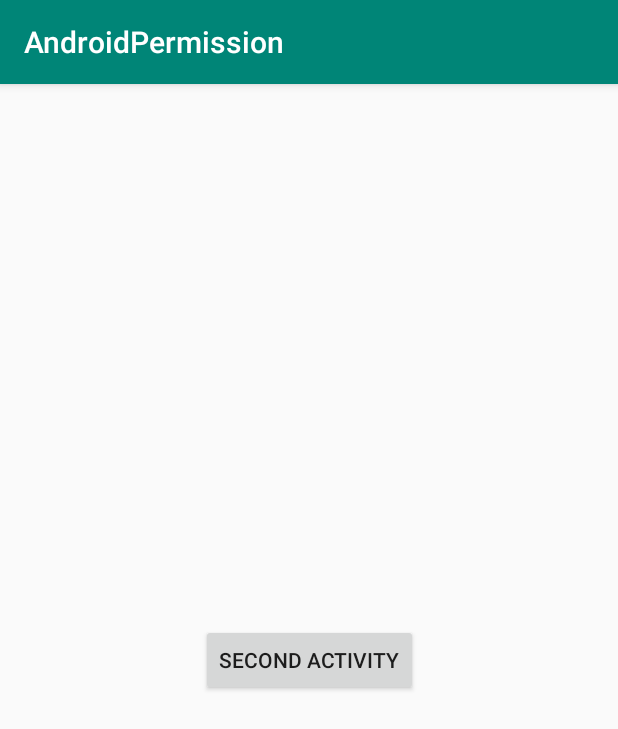
After one commit to leaderliang/AndroidPractice, an Android app: the SecondActivity screen opened directly, with no data from a screen before it, on a phone screen of 412 x 824 dp. The commit adds this screen. Shown: the top 729 px of the screen. Run offline under Robolectric (Android 15) with nearby library versions, the phone set to English and light mode, and no system bars.

Commit message:
跨 app 跳转 activity 的三种方式

```diff
--- /dev/null
+++ b/AndroidPermission/src/main/java/com/android/permission/SecondActivity.java
@@ -0,0 +1,14 @@
+package com.android.permission;
+
+import android.os.Bundle;
+
+import androidx.appcompat.app.AppCompatActivity;
+
+public class SecondActivity extends AppCompatActivity {
+
+    @Override
+    protected void onCreate(Bundle savedInstanceState) {
+        super.onCreate(savedInstanceState);
+        setContentView(R.layout.activity_second);
+    }
+}
--- /dev/null
+++ b/AndroidPermission/src/main/res/layout/activity_second.xml
@@ -0,0 +1,20 @@
+<?xml version="1.0" encoding="utf-8"?>
+<androidx.constraintlayout.widget.ConstraintLayout xmlns:android="http://schemas.android.com/apk/res/android"
+    xmlns:app="http://schemas.android.com/apk/res-auto"
+    xmlns:tools="http://schemas.android.com/tools"
+    android:layout_width="match_parent"
+    android:layout_height="match_parent"
+    tools:context="com.android.permission.SecondActivity"
+    tools:ignore="MissingConstraints">
+
+
+    <Button
+        android:id="@+id/button"
+        android:layout_width="wrap_content"
+        android:layout_height="wrap_content"
+        android:text="Second Activity"
+        app:layout_constraintBottom_toBottomOf="parent"
+        app:layout_constraintEnd_toEndOf="parent"
+        app:layout_constraintStart_toStartOf="parent"
+        app:layout_constraintTop_toTopOf="parent" />
+</androidx.constraintlayout.widget.ConstraintLayout>
--- a/App/build.gradle
+++ b/App/build.gradle
@@ -3,7 +3,7 @@ apply plugin: 'com.android.application'
 android {
     compileSdkVersion 29
     defaultConfig {
-        applicationId "com.android.androidpractice"
+        applicationId "com.android.practice"
         minSdkVersion 17
         targetSdkVersion 29
         versionCode 1
--- a/App/src/main/AndroidManifest.xml
+++ b/App/src/main/AndroidManifest.xml
@@ -1,6 +1,8 @@
 <?xml version="1.0" encoding="utf-8"?>
 <manifest xmlns:android="http://schemas.android.com/apk/res/android"
-    package="com.android.practice">
+    package="com.android.practice" >
+
+    <!--android:sharedUserId="com.android.devliang"-->
 
     <application
         android:allowBackup="true"
@@ -9,7 +11,7 @@
         android:roundIcon="@mipmap/ic_launcher_round"
         android:supportsRtl="true"
         android:theme="@style/AppTheme">
-        <activity android:name="com.android.practice.MainActivity">
+        <activity android:name=".MainActivity">
             <intent-filter>
                 <action android:name="android.intent.action.MAIN" />
 
--- a/App/src/main/java/com/android/practice/MainActivity.java
+++ b/App/src/main/java/com/android/practice/MainActivity.java
@@ -22,7 +22,7 @@ public class MainActivity extends AppCompatActivity {
             public void onClick(View v) {
                 Intent intent = new Intent();
                 intent.setComponent(new ComponentName("com.android.permission",
-                        "com.android.permission.MainActivity"));
+                        "com.android.permission.SecondActivity"));
 //                intent.setAction("android.intent.test");
                 startActivity(intent);
             }
--- a/App/src/main/res/values/strings.xml
+++ b/App/src/main/res/values/strings.xml
@@ -1,3 +1,3 @@
 <resources>
-    <string name="app_name">AndroidPractice</string>
+    <string name="app_name">App</string>
 </resources>
```
Also changed, not shown: AndroidPermission/src/main/AndroidManifest.xml (+23 -15 lines).
